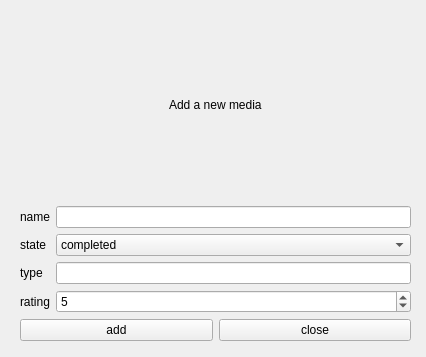
This is forms/add_top_level.ui in TrainFan1804/mtrack as Qt 5 draws it before an edit. The edited form follows.
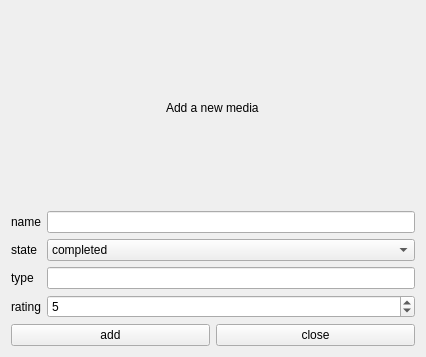
This is the edited form.

Patch:
```diff
--- a/forms/add_top_level.ui
+++ b/forms/add_top_level.ui
@@ -25,16 +25,7 @@
   <property name="windowTitle">
    <string>Add new media</string>
   </property>
-  <widget class="QWidget" name="verticalLayoutWidget_2">
-   <property name="geometry">
-    <rect>
-     <x>20</x>
-     <y>10</y>
-     <width>391</width>
-     <height>331</height>
-    </rect>
-   </property>
-   <layout class="QVBoxLayout" name="verticalLayout_2">
+  <layout class="QVBoxLayout" name="verticalLayout">
     <item alignment="Qt::AlignmentFlag::AlignHCenter">
      <widget class="QLabel" name="add_new_media_label">
       <property name="text">
@@ -131,7 +122,6 @@
      </layout>
     </item>
    </layout>
-  </widget>
  </widget>
  <resources/>
  <connections>
```
Lines whose indentation alone changed are shown as unchanged.
